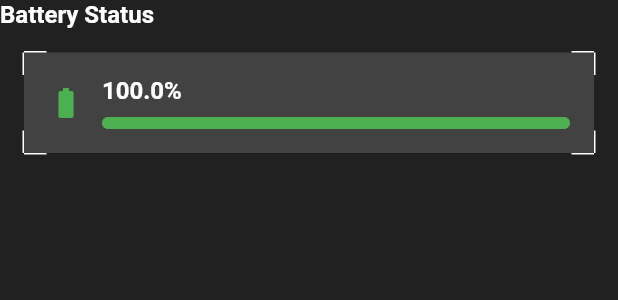
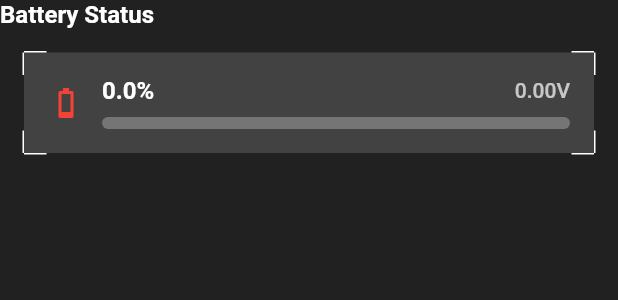
Before and after one commit to Khoa1512/GCS_RUSTECHS, a Flutter app: the BatteryStatus widget shown alone on an empty page, opened directly with sample values from the repository, on a phone screen of 412 x 824 dp. Shown: the top 300 px of the screen. Run offline on Flutter 3.47's test engine with Material 3 defaults, Android fonts, the phone set to English and light mode, and no system bars; our stand-ins replace chewie, flutter_compass, flutter_easyloading, flutter_map, glass_kit, go_router and 3 more; missing offline and left inert: dart_mavlink, flutter_libserialport, webview_windows; Roboto replaces fonts that are missing (Merriweather).

Commit message:
feat: add voltage battery

```diff
--- a/lib/presentation/widget/drone/battery_status.dart
+++ b/lib/presentation/widget/drone/battery_status.dart
@@ -17,10 +17,12 @@ class _BatteryStatusState extends State<BatteryStatus> {
   bool _isHovered = false;
   StreamSubscription? _batterySubscription;
   StreamSubscription? _telemetrySubscription;
+  StreamSubscription? _connectionSubscription;
   final TelemetryService _telemetryService = TelemetryService();
 
   // Battery data from API
   double _batteryPercentage = 0.0;
+  double _batteryVoltage = 0.0;
 
   @override
   void initState() {
@@ -28,12 +30,14 @@ class _BatteryStatusState extends State<BatteryStatus> {
     _initializeBatteryData();
     _startBatteryUpdates();
     _listenToTelemetryStream();
+    _listenToConnectionChanges();
   }
 
   @override
   void dispose() {
     _batterySubscription?.cancel();
     _telemetrySubscription?.cancel();
+    _connectionSubscription?.cancel();
     super.dispose();
   }
 
@@ -41,9 +45,12 @@ class _BatteryStatusState extends State<BatteryStatus> {
     // Get initial battery data from TelemetryService
     if (_telemetryService.isConnected) {
       _batteryPercentage = _telemetryService.currentTelemetry['battery'] ?? 0.0;
+      _batteryVoltage =
+          _telemetryService.currentTelemetry['voltageBattery'] ?? 0.0;
     } else {
-      // Fallback to widget data if not connected
-      _batteryPercentage = double.tryParse(widget.flightInformation.battery.toString()) ?? 0.0;
+      // Set to 0 when not connected
+      _batteryPercentage = 0.0;
+      _batteryVoltage = 0.0;
     }
   }
 
@@ -58,12 +65,14 @@ class _BatteryStatusState extends State<BatteryStatus> {
       setState(() {
         // Get real-time battery data from TelemetryService
         if (_telemetryService.isConnected) {
-          _batteryPercentage = _telemetryService.currentTelemetry['battery'] ?? 0.0;
+          _batteryPercentage =
+              _telemetryService.currentTelemetry['battery'] ?? 0.0;
+          _batteryVoltage =
+              _telemetryService.currentTelemetry['voltageBattery'] ?? 0.0;
         } else {
-          // Simulate battery changes when not connected for demo
-          double baseBattery = double.tryParse(widget.flightInformation.battery.toString()) ?? 0.0;
-          _batteryPercentage = (baseBattery +
-              (DateTime.now().millisecond % 10 - 5) * 0.1).clamp(0.0, 100.0);
+          // Set to 0 when not connected
+          _batteryPercentage = 0.0;
+          _batteryVoltage = 0.0;
         }
       });
     }
@@ -71,10 +80,38 @@ class _BatteryStatusState extends State<BatteryStatus> {
 
   void _listenToTelemetryStream() {
     // Listen to telemetry stream for real-time battery updates
-    _telemetrySubscription = _telemetryService.telemetryStream.listen((telemetryData) {
-      if (mounted && telemetryData.containsKey('battery')) {
+    _telemetrySubscription = _telemetryService.telemetryStream.listen((
+      telemetryData,
+    ) {
+      if (mounted) {
+        bool needsUpdate = false;
+
+        if (telemetryData.containsKey('battery')) {
+          _batteryPercentage = telemetryData['battery'] ?? 0.0;
+          needsUpdate = true;
+        }
+
+        if (telemetryData.containsKey('voltageBattery')) {
+          _batteryVoltage = telemetryData['voltageBattery'] ?? 0.0;
+          needsUpdate = true;
+        }
+
+        if (needsUpdate) {
+          setState(() {});
+        }
+      }
+    });
+  }
+
+  void _listenToConnectionChanges() {
+    // Listen to connection changes to reset battery data when disconnected
+    _connectionSubscription = _telemetryService.connectionStream.listen((
+      isConnected,
+    ) {
+      if (mounted && !isConnected) {
         setState(() {
-          _batteryPercentage = telemetryData['battery'] ?? 0.0;
+          _batteryPercentage = 0.0;
+          _batteryVoltage = 0.0;
         });
       }
     });
@@ -92,7 +129,9 @@ class _BatteryStatusState extends State<BatteryStatus> {
     if (_batteryPercentage > 40) return Icons.battery_4_bar;
     if (_batteryPercentage > 20) return Icons.battery_2_bar;
     return Icons.battery_1_bar;
-  }  @override
+  }
+
+  @override
   Widget build(BuildContext context) {
     return Column(
       crossAxisAlignment: CrossAxisAlignment.start,
@@ -128,11 +167,15 @@ class _BatteryStatusState extends State<BatteryStatus> {
                       ),
                       SizedBox(width: 12),
 
-                      // Progress bar with percentage
+                      // Progress bar with percentage and voltage
                       Expanded(
                         child: Column(
                           crossAxisAlignment: CrossAxisAlignment.start,
                           mainAxisSize: MainAxisSize.min,
+                          children: [
+                            // Battery info row
+                            Row(
+                              mainAxisAlignment: MainAxisAlignment.spaceBetween,
                               children: [
                                 // Percentage text
                                 Text(
@@ -140,8 +183,23 @@ class _BatteryStatusState extends State<BatteryStatus> {
                                   style: TextStyle(
                                     fontSize: 16,
                                     fontWeight: FontWeight.bold,
-                                color: _isHovered ? Colors.black : Colors.white,
+                                    color: _isHovered
+                                        ? Colors.black
+                                        : Colors.white,
                                   ),
+                                ),
+                                // Voltage text
+                                Text(
+                                  "${_batteryVoltage.toStringAsFixed(2)}V",
+                                  style: TextStyle(
+                                    fontSize: 14,
+                                    fontWeight: FontWeight.w500,
+                                    color: _isHovered
+                                        ? Colors.black87
+                                        : Colors.white70,
+                                  ),
+                                ),
+                              ],
                             ),
                             SizedBox(height: 8),
 
@@ -157,7 +215,9 @@ class _BatteryStatusState extends State<BatteryStatus> {
                                 child: LinearProgressIndicator(
                                   value: _batteryPercentage / 100,
                                   backgroundColor: Colors.transparent,
-                                  valueColor: AlwaysStoppedAnimation<Color>(_getBatteryColor()),
+                                  valueColor: AlwaysStoppedAnimation<Color>(
+                                    _getBatteryColor(),
+                                  ),
                                 ),
                               ),
                             ),
```
Also changed, not shown: lib/services/telemetry_service.dart (+68 -23 lines). Lines whose indentation alone changed are shown as unchanged.
